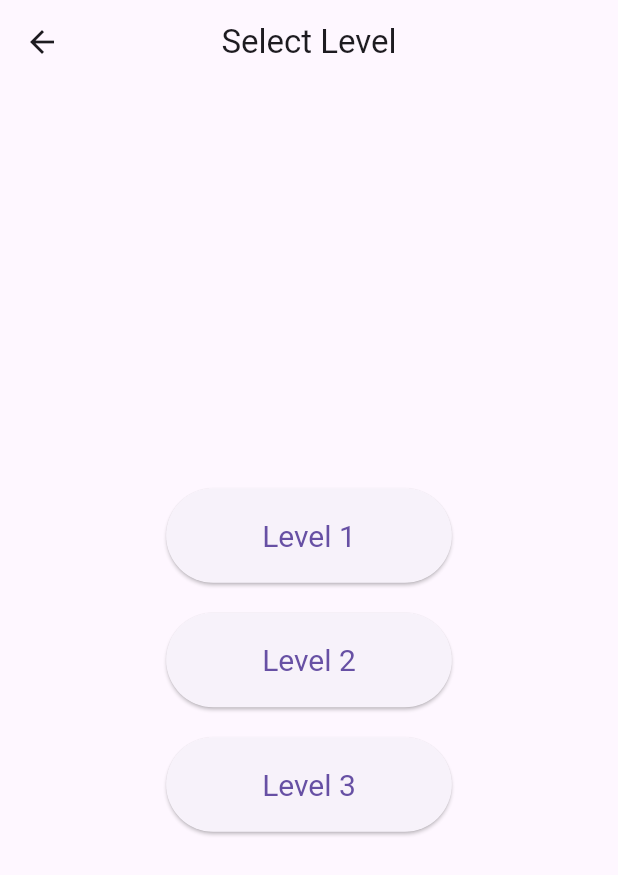
After one commit to ProjectMira/bojang, a Flutter app: the screen it shows after launch, after a tap on "Learn Now", on a phone screen of 412 x 824 dp. The commit adds this screen. Shown: the top 875 px of the screen. Run offline on Flutter 3.47's test engine with Material 3 defaults, Android fonts, the phone set to English and light mode, and no system bars.

Commit message:
home screen, level selection and quiz

```diff
--- a/lib/main.dart
+++ b/lib/main.dart
@@ -1,23 +1,23 @@
 import 'package:flutter/material.dart';
-import 'screens/home_page.dart';
+import 'screens/home_screen.dart';
 
 void main() {
-  runApp(const TibetanLearningApp());
+  runApp(const MyApp());
 }
 
-class TibetanLearningApp extends StatelessWidget {
-  const TibetanLearningApp({super.key});
+class MyApp extends StatelessWidget {
+  const MyApp({super.key});
 
   @override
   Widget build(BuildContext context) {
     return MaterialApp(
-      title: 'Tibetan Learning App',
+      title: 'Bojang - Tibetan Learning',
       theme: ThemeData(
         primarySwatch: Colors.blue,
         visualDensity: VisualDensity.adaptivePlatformDensity,
         useMaterial3: true,
       ),
-      home: const HomePage(),
+      home: const HomeScreen(),
     );
   }
 }
--- /dev/null
+++ b/lib/screens/home_screen.dart
@@ -0,0 +1,33 @@
+import 'package:flutter/material.dart';
+import 'level_selection_screen.dart';
+
+class HomeScreen extends StatelessWidget {
+  const HomeScreen({super.key});
+
+  @override
+  Widget build(BuildContext context) {
+    return Scaffold(
+      appBar: AppBar(
+        title: const Text('Bojang'),
+        centerTitle: true,
+      ),
+      body: Center(
+        child: ElevatedButton(
+          style: ElevatedButton.styleFrom(
+            padding: const EdgeInsets.symmetric(horizontal: 48, vertical: 16),
+            textStyle: const TextStyle(fontSize: 24),
+          ),
+          onPressed: () {
+            Navigator.push(
+              context,
+              MaterialPageRoute(
+                builder: (context) => const LevelSelectionScreen(),
+              ),
+            );
+          },
+          child: const Text('Learn Now'),
+        ),
+      ),
+    );
+  }
+}
--- /dev/null
+++ b/lib/screens/level_selection_screen.dart
@@ -0,0 +1,46 @@
+import 'package:flutter/material.dart';
+import 'quiz_screen.dart';
+
+class LevelSelectionScreen extends StatelessWidget {
+  const LevelSelectionScreen({super.key});
+
+  @override
+  Widget build(BuildContext context) {
+    return Scaffold(
+      appBar: AppBar(
+        title: const Text('Select Level'),
+        centerTitle: true,
+      ),
+      body: Center(
+        child: Column(
+          mainAxisAlignment: MainAxisAlignment.center,
+          children: [
+            _buildLevelButton(context, 1),
+            const SizedBox(height: 20),
+            _buildLevelButton(context, 2),
+            const SizedBox(height: 20),
+            _buildLevelButton(context, 3),
+          ],
+        ),
+      ),
+    );
+  }
+
+  Widget _buildLevelButton(BuildContext context, int level) {
+    return ElevatedButton(
+      style: ElevatedButton.styleFrom(
+        padding: const EdgeInsets.symmetric(horizontal: 64, vertical: 20),
+        textStyle: const TextStyle(fontSize: 20),
+      ),
+      onPressed: () {
+        Navigator.push(
+          context,
+          MaterialPageRoute(
+            builder: (context) => QuizScreen(level: level),
+          ),
+        );
+      },
+      child: Text('Level $level'),
+    );
+  }
+}
--- a/pubspec.yaml
+++ b/pubspec.yaml
@@ -34,6 +34,7 @@ dependencies:
   # The following adds the Cupertino Icons font to your application.
   # Use with the CupertinoIcons class for iOS style icons.
   cupertino_icons: ^1.0.8
+  provider: ^6.1.1
 
 dev_dependencies:
   flutter_test:
```
Also changed, not shown: lib/data/quiz_data.dart (added, +94 -0 lines), lib/models/quiz_question.dart (added, +11 -0 lines), lib/screens/quiz_screen.dart (added, +119 -0 lines), pubspec.lock.
